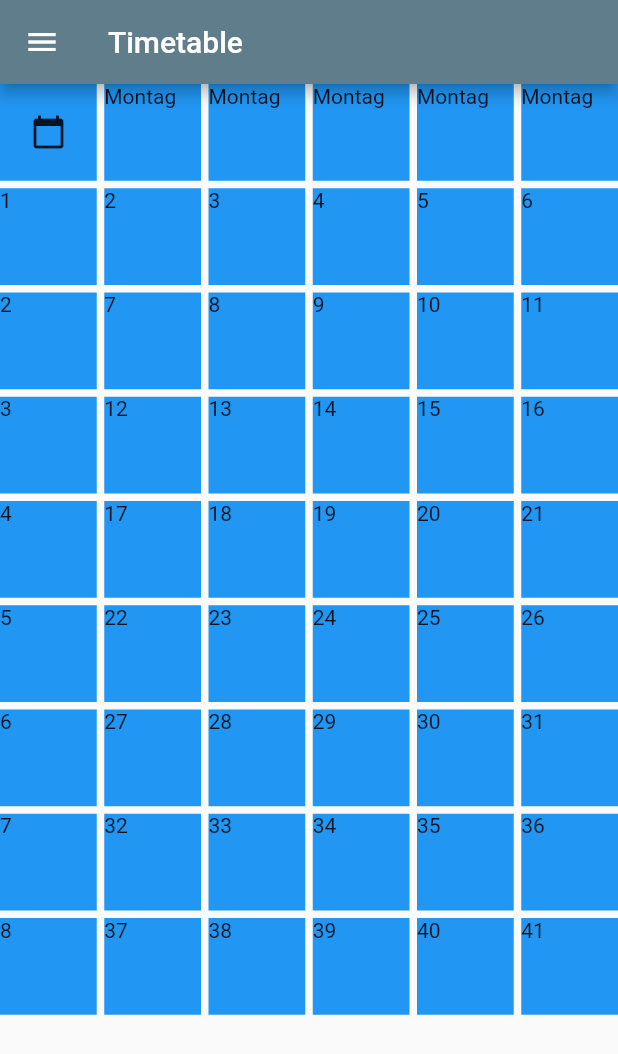
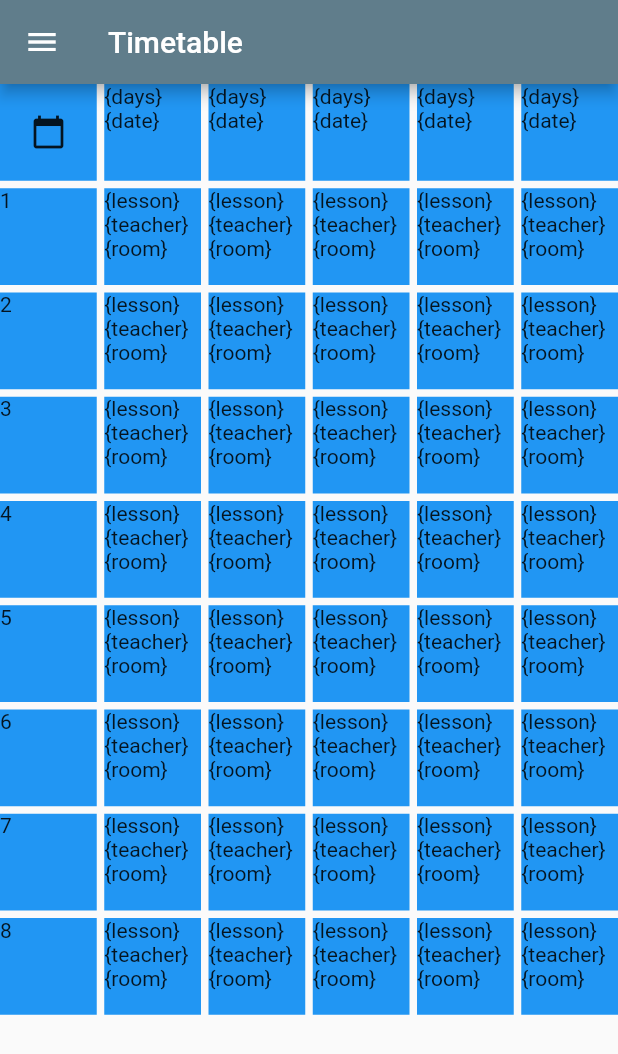
Before and after one commit to floodoo/SOL-Connect, a Flutter app: the TimetableScreen screen opened by its route, on a phone screen of 412 x 824 dp. Shown: the top 1054 px of the screen. Run offline on Flutter 3.47's test engine with Material 2 defaults, Android fonts, the phone set to English and light mode, and no system bars.

Commit message:
add pseudo code

```diff
--- a/lib/ui/screens/timetable/timetable.screen.dart
+++ b/lib/ui/screens/timetable/timetable.screen.dart
@@ -7,60 +7,10 @@ class TimetableScreen extends StatelessWidget {
 
   @override
   Widget build(BuildContext context) {
+    int hourCounter = 0;
+
     List hourList = [6, 12, 18, 24, 30, 36, 42, 48];
 
-    List timetableData = [
-      {
-        'title': 'Montag',
-        'data': [
-          {
-            'title': '8:00 - 9:00',
-            'subject': 'Mathe',
-            'teacher': 'Prof. Dr. Hans',
-            'room': 'A1',
-          },
-          {
-            'title': '9:00 - 10:00',
-            'subject': 'Mathe',
-            'teacher': 'Prof. Dr. Hans',
-            'room': 'A1',
-          },
-          {
-            'title': '10:00 - 11:00',
-            'subject': 'Mathe',
-            'teacher': 'Prof. Dr. Hans',
-            'room': 'A1',
-          },
-          {
-            'title': '11:00 - 12:00',
-            'subject': 'Mathe',
-            'teacher': 'Prof. Dr. Hans',
-            'room': 'A1',
-          },
-          {
-            'title': '12:00 - 13:00',
-            'subject': 'Mathe',
-            'teacher': 'Prof. Dr. Hans',
-            'room': 'A1',
-          },
-          {
-            'title': '13:00 - 14:00',
-            'subject': 'Mathe',
-            'teacher': 'Prof. Dr. Hans',
-            'room': 'A1',
-          },
-          {
-            'title': '14:00 - 15:00',
-            'subject': 'Mathe',
-            'teacher': 'Prof. Dr. Hans',
-            'room': 'A1',
-          },
-        ]
-      },
-    ];
-
-    int hourCounter = 0;
-    int subjectCounter = 0;
     return Scaffold(
         appBar: AppBar(
           title: const Text("Timetable"),
@@ -85,19 +35,15 @@ class TimetableScreen extends StatelessWidget {
                           hourCounter++;
                         }
 
-                        if (index != 0 && index >= 5 && hourList.contains(index) != true) {
-                          subjectCounter++;
-                        }
-
                         return Container(
                           color: Colors.blue,
                           child: (index == 0)
                               ? const Icon(Icons.calendar_today)
                               : (index <= 5)
-                                  ? Text("${timetableData[0]["title"]}")
+                                  ? const Text("{days} {date}")
                                   : (hourList.contains(index))
                                       ? Text("$hourCounter")
-                                      : Text("$subjectCounter"),
+                                      : const Text("{lesson} {teacher} {room}"),
                         );
                       },
                     ),
@@ -107,72 +53,6 @@ class TimetableScreen extends StatelessWidget {
             ),
           ],
         )
-        // body: SingleChildScrollView(
-        //   child: Column(
-        //     crossAxisAlignment: CrossAxisAlignment.start,
-        //     children: [
-        //       Row(
-        //         children: const [
-        //           Text("Monday"),
-        //           Text("Tuesday"),
-        //           Text("Wednesday"),
-        //           Text("Thursday"),
-        //           Text("Friday"),
-        //           Text("Saturday"),
-        //         ],
-        //       ),
-        //       Column(
-        //         children: [
-        //           Container(
-        //             color: Colors.tealAccent,
-        //             child: Column(
-        //               children: const [
-        //                 Padding(
-        //                   padding: EdgeInsets.only(right: 20),
-        //                   child: Text(
-        //                     "8:00",
-        //                     style: TextStyle(
-        //                       fontSize: 13,
-        //                     ),
-        //                     textAlign: TextAlign.left,
-        //                   ),
-        //                 ),
-        //                 Text(
-        //                   "1.",
-        //                   style: TextStyle(
-        //                     fontSize: 20,
-        //                   ),
-        //                   textAlign: TextAlign.center,
-        //                 ),
-        //                 Padding(
-        //                   padding: EdgeInsets.only(left: 20),
-        //                   child: Text(
-        //                     "8:45",
-        //                     style: TextStyle(
-        //                       fontSize: 13,
-        //                     ),
-        //                     textAlign: TextAlign.right,
-        //                   ),
-        //                 ),
-        //               ],
-        //             ),
-        //           ),
-        //           Text("2"),
-        //           Text("3"),
-        //           Text("4"),
-        //           Text("5"),
-        //           Text("6"),
-        //           Text("7"),
-        //           Text("8"),
-        //           Text("9"),
-        //           Text("10"),
-        //           Text("11"),
-        //           Text("12")
-        //         ],
-        //       )
-        //     ],
-        //   ),
-        // ),
         );
   }
 }
```
